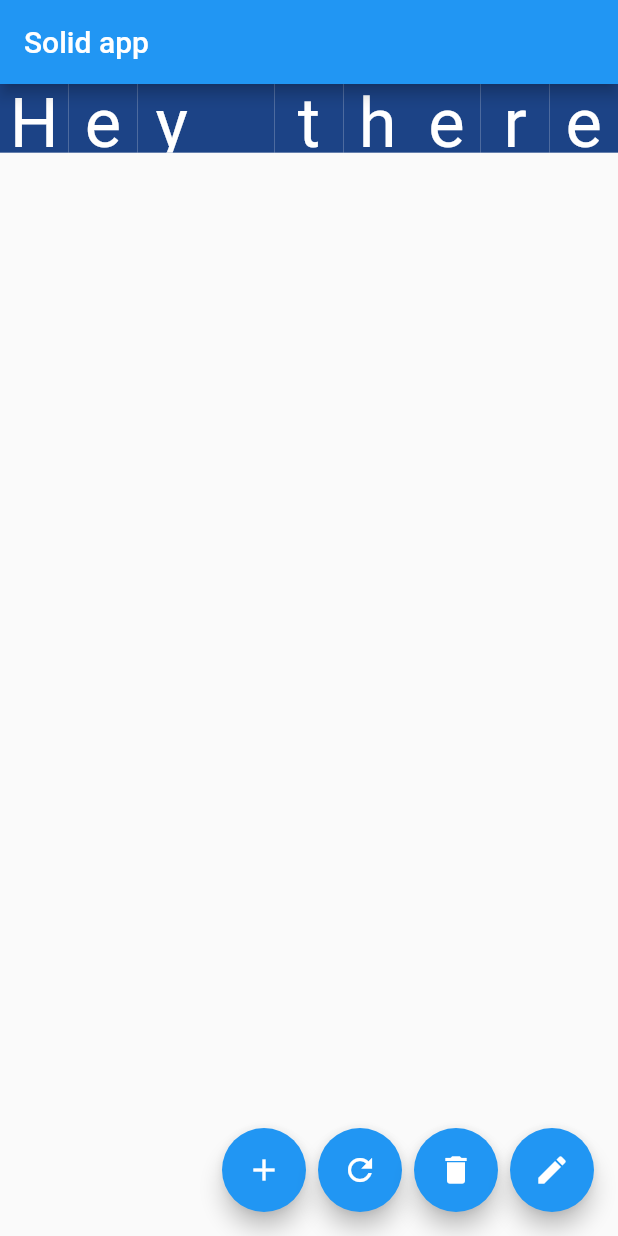
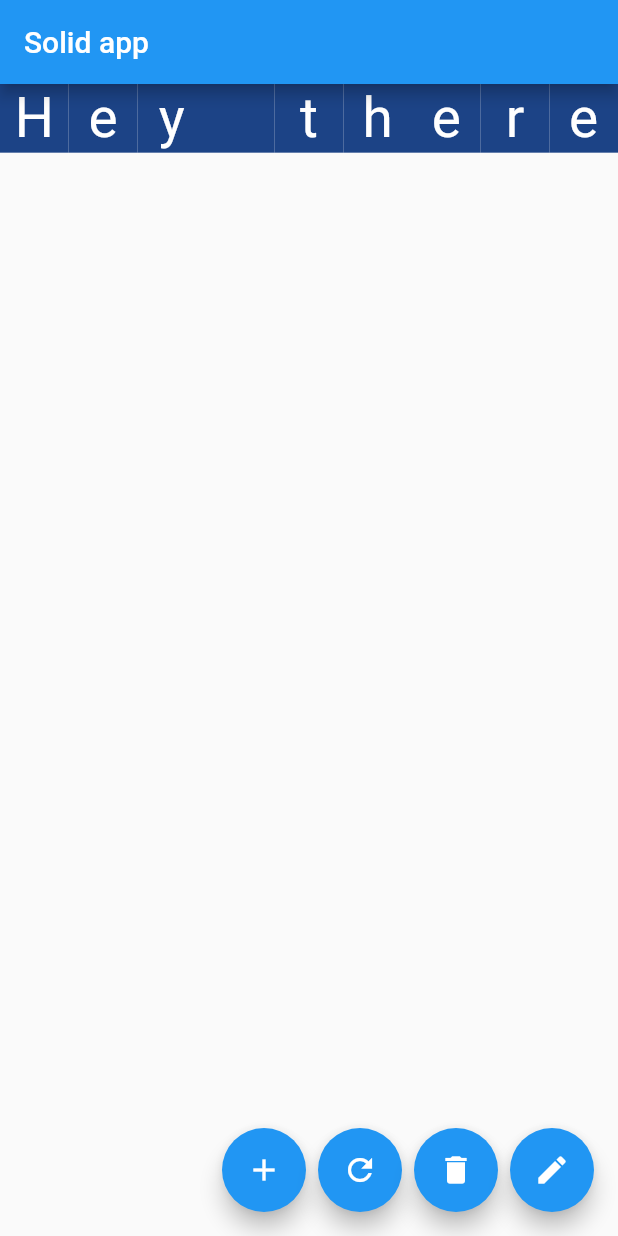
Before and after one commit to ReliableCauliflower/solid_app, a Flutter app: the screen it shows after launch, on a phone screen of 412 x 824 dp. Run offline on Flutter 3.47's test engine with Material 2 defaults, Android fonts, the phone set to English and light mode, and no system bars; our stand-ins replace rxdart.

Commit message:
Fix letter size commit

```diff
--- a/lib/widgets/pages/home/home_widget.dart
+++ b/lib/widgets/pages/home/home_widget.dart
@@ -102,7 +102,7 @@ class _HomeWidgetState extends State<HomeWidget> {
         child: Text(
           widget.bloc.getColorLabel(index),
           style: TextStyle(
-              fontSize: sideSize,
+              fontSize: sideSize - sideSize * 0.2,
               color: widget.bloc.getLabelColor(index)),
         ),
       ),
```
